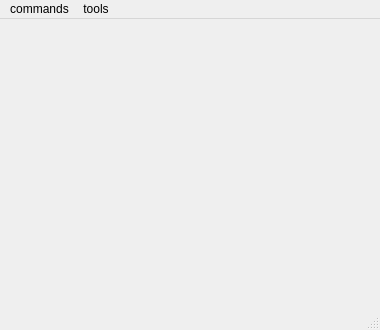
mb-89/drc, file host/frontend.ui: the form before one commit.
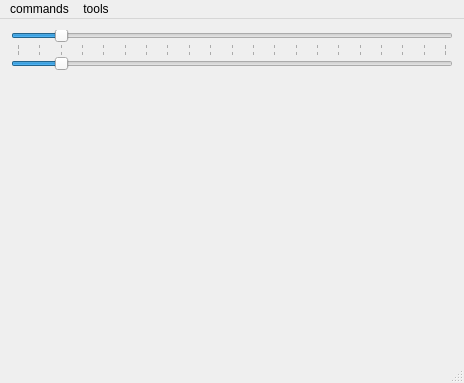
The form after the commit. Icons and pictures are not drawn.

```diff
--- a/host/frontend.ui
+++ b/host/frontend.ui
@@ -6,8 +6,8 @@
    <rect>
     <x>0</x>
     <y>0</y>
-    <width>380</width>
-    <height>330</height>
+    <width>464</width>
+    <height>383</height>
    </rect>
   </property>
   <property name="windowTitle">
@@ -18,22 +18,80 @@
     <normaloff>:/icon_main</normaloff>:/icon_main</iconset>
   </property>
   <widget class="QWidget" name="centralWidget">
-   <layout class="QVBoxLayout" name="verticalLayout">
-    <property name="spacing">
-     <number>0</number>
-    </property>
-    <property name="leftMargin">
-     <number>0</number>
-    </property>
-    <property name="topMargin">
-     <number>0</number>
-    </property>
-    <property name="rightMargin">
-     <number>0</number>
-    </property>
-    <property name="bottomMargin">
-     <number>0</number>
-    </property>
+   <layout class="QVBoxLayout" name="verticalLayout_2">
+    <item>
+     <layout class="QVBoxLayout" name="verticalLayout">
+      <property name="spacing">
+       <number>0</number>
+      </property>
+      <item>
+       <widget class="QSlider" name="horizontalSlider_2">
+        <property name="maximum">
+         <number>100</number>
+        </property>
+        <property name="value">
+         <number>10</number>
+        </property>
+        <property name="sliderPosition">
+         <number>10</number>
+        </property>
+        <property name="orientation">
+         <enum>Qt::Horizontal</enum>
+        </property>
+        <property name="tickPosition">
+         <enum>QSlider::TicksBelow</enum>
+        </property>
+        <property name="tickInterval">
+         <number>5</number>
+        </property>
+       </widget>
+      </item>
+      <item>
+       <widget class="QSlider" name="horizontalSlider">
+        <property name="maximum">
+         <number>100</number>
+        </property>
+        <property name="value">
+         <number>10</number>
+        </property>
+        <property name="sliderPosition">
+         <number>10</number>
+        </property>
+        <property name="tracking">
+         <bool>true</bool>
+        </property>
+        <property name="orientation">
+         <enum>Qt::Horizontal</enum>
+        </property>
+        <property name="invertedAppearance">
+         <bool>false</bool>
+        </property>
+        <property name="invertedControls">
+         <bool>false</bool>
+        </property>
+        <property name="tickPosition">
+         <enum>QSlider::TicksAbove</enum>
+        </property>
+        <property name="tickInterval">
+         <number>5</number>
+        </property>
+       </widget>
+      </item>
+      <item>
+       <spacer name="verticalSpacer">
+        <property name="orientation">
+         <enum>Qt::Vertical</enum>
+        </property>
+        <property name="sizeHint" stdset="0">
+         <size>
+          <width>20</width>
+          <height>40</height>
+         </size>
+        </property>
+       </spacer>
+      </item>
+     </layout>
+    </item>
    </layout>
   </widget>
   <widget class="QStatusBar" name="statusBar"/>
@@ -42,7 +100,7 @@
     <rect>
      <x>0</x>
      <y>0</y>
-     <width>380</width>
+     <width>464</width>
      <height>21</height>
     </rect>
    </property>
```
